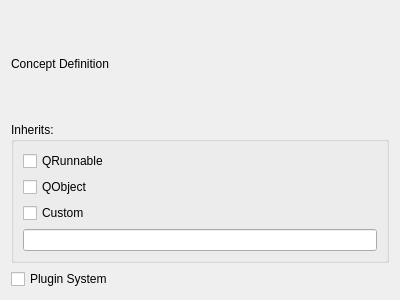
Qt form app/dtkConceptGenerator/dtkConceptDefinitionPage.ui (drescherjm/dtk) before a commit.
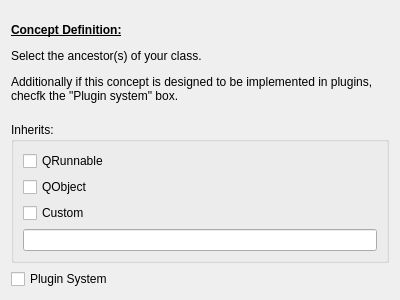
The same form after that commit.

Patch:
```diff
--- a/app/dtkConceptGenerator/dtkConceptDefinitionPage.ui
+++ b/app/dtkConceptGenerator/dtkConceptDefinitionPage.ui
@@ -17,7 +17,10 @@
    <item>
     <widget class="QLabel" name="label">
      <property name="text">
-      <string>Concept Definition</string>
+      <string>&lt;html&gt;&lt;head/&gt;&lt;body&gt;&lt;p&gt;&lt;span style=&quot; font-weight:600; text-decoration: underline;&quot;&gt;Concept Definition:&lt;/span&gt;&lt;/p&gt;&lt;p&gt;Select the ancestor(s) of your class. &lt;/p&gt;&lt;p&gt;Additionally if this concept is designed to be implemented in plugins, checfk the &amp;quot;Plugin system&amp;quot; box.  &lt;/p&gt;&lt;/body&gt;&lt;/html&gt;</string>
+     </property>
+     <property name="wordWrap">
+      <bool>true</bool>
      </property>
     </widget>
    </item>
```
